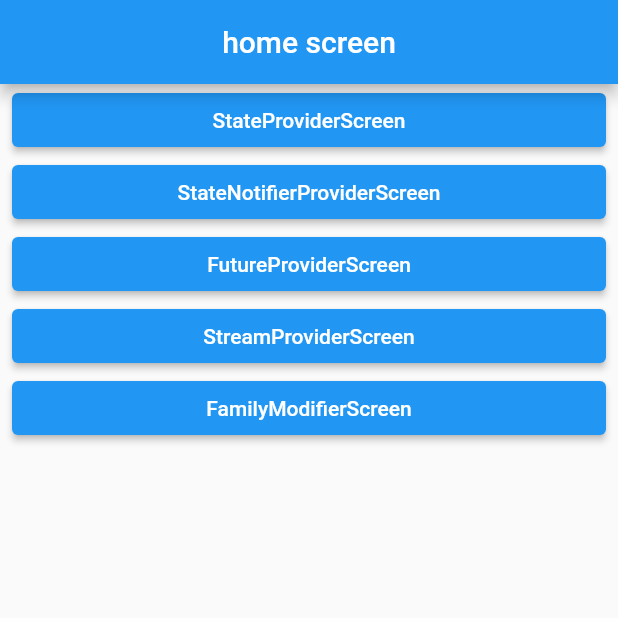
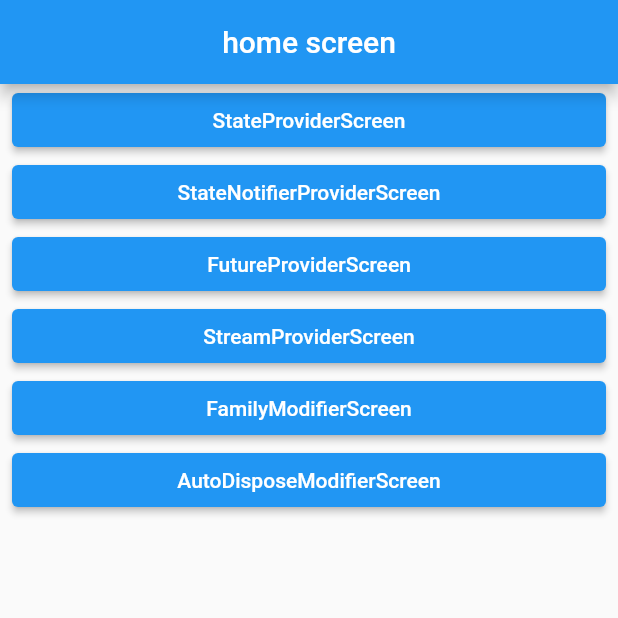
Before and after one commit to so0ng0970/river_pod, a Flutter app: the screen it shows after launch, on a phone screen of 412 x 824 dp, the top half of it. Run offline on Flutter 3.47's test engine with Material 2 defaults, Android fonts, the phone set to English and light mode, and no system bars; our stand-ins replace flutter_riverpod.

Commit message:
autoDisposeModifierProvider

```diff
--- a/lib/screen/home_screen.dart
+++ b/lib/screen/home_screen.dart
@@ -1,4 +1,5 @@
 import 'package:flutter/material.dart';
+import 'package:river_pd/screen/auto_dispose_modifier.dart';
 import 'package:river_pd/screen/family_modifier_screen.dart';
 import 'package:river_pd/screen/future_provider_screen.dart';
 import 'package:river_pd/screen/state_notifier_provider_screen.dart';
@@ -76,6 +77,18 @@ class HomeScreen extends StatelessWidget {
               'FamilyModifierScreen',
             ),
           ),
+          ElevatedButton(
+            onPressed: () {
+              Navigator.of(context).push(
+                MaterialPageRoute(
+                  builder: (_) => const AutoDisposeModifierScreen(),
+                ),
+              );
+            },
+            child: const Text(
+              'AutoDisposeModifierScreen',
+            ),
+          ),
         ],
       ),
     );
```
Also changed, not shown: lib/riverpod/auto_dispose_modifier_provider.dart (added, +11 -0 lines), lib/screen/auto_dispose_modifier.dart (added, +32 -0 lines).
